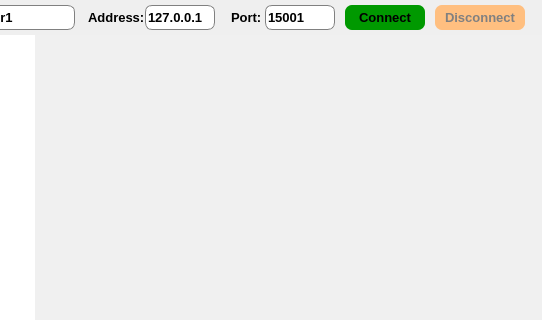
Above: mainwindow.ui from Yezhkova/UILibtorrentMessenger before the change; both pictures show x 115 to 657 and y 0 to 320 of the 657 by 576 pixel window. Below: the same form after it.
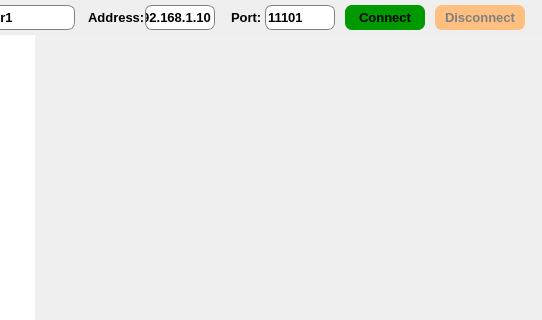
That is the form after the change.

Patch:
```diff
--- a/mainwindow.ui
+++ b/mainwindow.ui
@@ -184,7 +184,7 @@
 border-radius: 7px;</string>
     </property>
     <property name="text">
-     <string>127.0.0.1</string>
+     <string>192.168.1.10</string>
     </property>
    </widget>
    <widget class="QLabel" name="portLabel">
@@ -230,7 +230,7 @@
 border-radius: 7px;</string>
     </property>
     <property name="text">
-     <string>15001</string>
+     <string>11101</string>
     </property>
    </widget>
    <widget class="QPushButton" name="connectButton">
```
